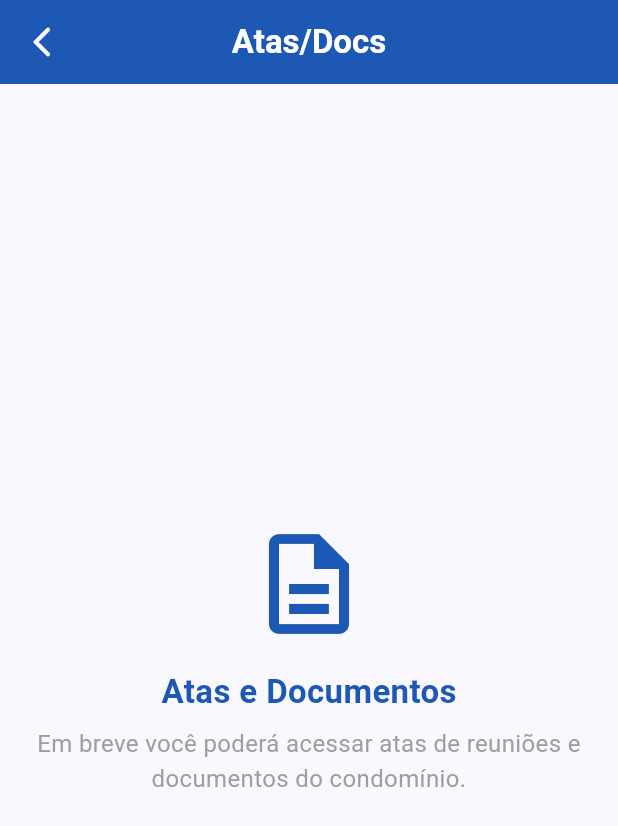
After one commit to barbuiojr/condotop, a Flutter app: the Dashboard screen opened by its route, after a tap on "Atas/Docs", on a phone screen of 412 x 824 dp. The commit adds this screen. Shown: the top 826 px of the screen. Run offline on Flutter 3.47's test engine with Material 3 defaults, Android fonts, the phone set to English and light mode, and no system bars; our stand-ins replace dio, image_picker, qr_flutter, share_plus, shared_preferences; accounts and stored records are empty.

Commit message:
feat: Update Podfile for static linkage and modify project settings; add AtasDocs view and integrate into dashboard

```diff
--- a/lib/utils/api.dart
+++ b/lib/utils/api.dart
@@ -5,7 +5,7 @@ import 'package:flutter/material.dart';
 
 class ApiService {
   final Dio dio = Dio(BaseOptions(
-    baseUrl: "http://192.168.0.150:8000/api",
+    baseUrl: "http://192.168.100.50:8000/api",
     connectTimeout: const Duration(seconds: 10),
     receiveTimeout: const Duration(seconds: 10),
     headers: const {
--- /dev/null
+++ b/lib/views/atas_docs.dart
@@ -0,0 +1,68 @@
+import 'package:flutter/material.dart';
+
+class AtasDocs extends StatefulWidget {
+  const AtasDocs({super.key});
+
+  @override
+  State<AtasDocs> createState() => _AtasDocsState();
+}
+
+class _AtasDocsState extends State<AtasDocs> {
+  @override
+  Widget build(BuildContext context) {
+    const blueColor = Color.fromARGB(225, 0, 68, 170);
+
+    return Scaffold(
+      appBar: AppBar(
+        leading: IconButton(
+          onPressed: () {
+            Navigator.pop(context);
+          },
+          icon: const Icon(
+            Icons.arrow_back_ios_new_rounded,
+            color: Colors.white,
+          ),
+        ),
+        backgroundColor: blueColor,
+        centerTitle: true,
+        title: const Text(
+          "Atas/Docs",
+          style: TextStyle(color: Colors.white, fontWeight: FontWeight.w600),
+        ),
+      ),
+      body: const Center(
+        child: Padding(
+          padding: EdgeInsets.all(24.0),
+          child: Column(
+            mainAxisAlignment: MainAxisAlignment.center,
+            children: [
+              Icon(
+                Icons.description_outlined,
+                size: 80,
+                color: blueColor,
+              ),
+              SizedBox(height: 16),
+              Text(
+                'Atas e Documentos',
+                style: TextStyle(
+                  fontSize: 22,
+                  fontWeight: FontWeight.bold,
+                  color: blueColor,
+                ),
+              ),
+              SizedBox(height: 8),
+              Text(
+                'Em breve você poderá acessar atas de reuniões e documentos do condomínio.',
+                textAlign: TextAlign.center,
+                style: TextStyle(
+                  fontSize: 16,
+                  color: Colors.grey,
+                ),
+              ),
+            ],
+          ),
+        ),
+      ),
+    );
+  }
+}
--- a/lib/views/dashboar.dart
+++ b/lib/views/dashboar.dart
@@ -1,3 +1,4 @@
+import 'package:condotop/views/atas_docs.dart';
 import 'package:condotop/components/card_dashboard.dart';
 import 'package:condotop/utils/session_service.dart';
 import 'package:condotop/views/autorizar_visitante.dart';
@@ -102,6 +103,11 @@ class _DashboardState extends State<Dashboard> {
                           const ValidarMorador(),
                         )
                       : Container(),
+                  CardDashboard(
+                    Icons.description_outlined,
+                    "Atas/Docs",
+                    const AtasDocs(),
+                  ),
                 ],
               ),
               // Row(
```
Also changed, not shown: lib/main.dart (+10 -0 lines), lib/views/documentos_gerais.dart (+28 -34 lines), pubspec.lock, 3 other files.
